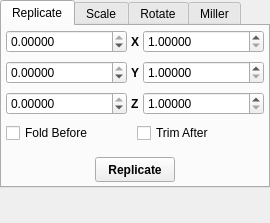
Old version of the form src/gui/celltransform.ui in the repository trisyoungs/aten.
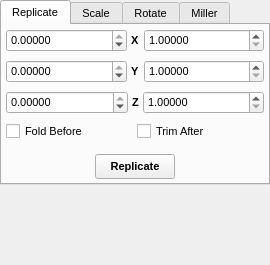
New version of the form. Icons and pictures are not drawn.

Commit message: Fixed - Some dock widgets did not have correct font size set. Made TCanvas::resizeGL() public (rather than protected). Fixed - Icon generation would break main view size (requiring window resize) when not using pixel buffers. Updated copyright year in all source files.

Diff of the .ui file:
```diff
--- a/src/gui/celltransform.ui
+++ b/src/gui/celltransform.ui
@@ -6,7 +6,7 @@
     <x>0</x>
     <y>0</y>
     <width>270</width>
-    <height>223</height>
+    <height>265</height>
    </rect>
   </property>
   <property name="sizePolicy">
@@ -18,9 +18,14 @@
   <property name="minimumSize">
    <size>
     <width>270</width>
-    <height>223</height>
+    <height>265</height>
    </size>
   </property>
+  <property name="font">
+   <font>
+    <pointsize>8</pointsize>
+   </font>
+  </property>
   <property name="floating">
    <bool>true</bool>
   </property>
```
Left out of the diff: 1 changed line with no effect on the pictures. The commit also changes 456 other files.
